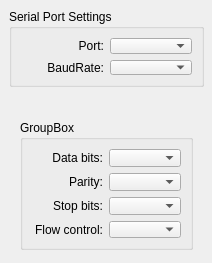
Old version of the form src/ui/serialportsettingswidget.ui in the repository liuqun/hplayer.
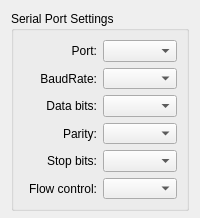
New version of the form.

Commit message: 重新展示之前被隐藏的串口详细参数(例如奇偶校验等)

```diff
--- a/src/ui/serialportsettingswidget.ui
+++ b/src/ui/serialportsettingswidget.ui
@@ -6,98 +6,64 @@
    <rect>
     <x>0</x>
     <y>0</y>
-    <width>212</width>
-    <height>263</height>
+    <width>200</width>
+    <height>218</height>
    </rect>
   </property>
   <property name="sizePolicy">
-   <sizepolicy hsizetype="Preferred" vsizetype="Minimum">
+   <sizepolicy hsizetype="Fixed" vsizetype="Preferred">
     <horstretch>0</horstretch>
     <verstretch>0</verstretch>
    </sizepolicy>
   </property>
   <property name="minimumSize">
    <size>
-    <width>212</width>
-    <height>95</height>
+    <width>200</width>
+    <height>210</height>
    </size>
   </property>
   <property name="maximumSize">
    <size>
     <width>16777215</width>
-    <height>280</height>
+    <height>800</height>
    </size>
   </property>
   <property name="windowTitle">
    <string>Form</string>
   </property>
+  <layout class="QVBoxLayout" name="verticalLayout">
+   <item>
   <widget class="QGroupBox" name="parametersBox">
-   <property name="geometry">
-    <rect>
-     <x>9</x>
-     <y>9</y>
-     <width>195</width>
-     <height>78</height>
-    </rect>
+     <property name="sizePolicy">
+      <sizepolicy hsizetype="Preferred" vsizetype="Preferred">
+       <horstretch>0</horstretch>
+       <verstretch>0</verstretch>
+      </sizepolicy>
    </property>
    <property name="minimumSize">
     <size>
-     <width>195</width>
-     <height>0</height>
+       <width>150</width>
+       <height>200</height>
     </size>
    </property>
    <property name="title">
     <string>Serial Port Settings</string>
    </property>
    <layout class="QGridLayout" name="gridLayout_2">
-    <item row="0" column="1">
-     <widget class="QComboBox" name="serialPortInfoListBox"/>
-    </item>
-    <item row="1" column="0">
-     <widget class="QLabel" name="baudRateLabel">
-      <property name="text">
-       <string>BaudRate:</string>
-      </property>
-      <property name="alignment">
-       <set>Qt::AlignRight|Qt::AlignTrailing|Qt::AlignVCenter</set>
-      </property>
-     </widget>
-    </item>
-    <item row="1" column="1">
-     <widget class="QComboBox" name="baudRateBox"/>
-    </item>
-    <item row="0" column="0">
-     <widget class="QLabel" name="Label">
-      <property name="text">
-       <string>Port:</string>
-      </property>
-      <property name="alignment">
-       <set>Qt::AlignRight|Qt::AlignTrailing|Qt::AlignVCenter</set>
-      </property>
-     </widget>
-    </item>
-   </layout>
-  </widget>
-  <widget class="QGroupBox" name="hiddenGroupBox">
-   <property name="geometry">
-    <rect>
-     <x>20</x>
-     <y>120</y>
-     <width>173</width>
-     <height>130</height>
-    </rect>
-   </property>
-   <property name="sizePolicy">
-    <sizepolicy hsizetype="Fixed" vsizetype="Fixed">
-     <horstretch>0</horstretch>
-     <verstretch>0</verstretch>
-    </sizepolicy>
-   </property>
-   <property name="title">
-    <string>GroupBox</string>
-   </property>
-   <layout class="QGridLayout" name="gridLayout">
     <item row="3" column="0">
+       <widget class="QLabel" name="parityLabel">
+        <property name="text">
+         <string>Parity:</string>
+        </property>
+        <property name="alignment">
+         <set>Qt::AlignRight|Qt::AlignTrailing|Qt::AlignVCenter</set>
+        </property>
+       </widget>
+      </item>
+      <item row="2" column="1">
+       <widget class="QComboBox" name="dataBitsBox"/>
+      </item>
+      <item row="5" column="0">
      <widget class="QLabel" name="flowControlLabel">
       <property name="text">
        <string>Flow control:</string>
@@ -107,29 +73,29 @@
       </property>
      </widget>
     </item>
-    <item row="0" column="1">
-     <widget class="QComboBox" name="dataBitsBox"/>
-    </item>
-    <item row="3" column="1">
+      <item row="5" column="1">
      <widget class="QComboBox" name="flowControlBox"/>
     </item>
-    <item row="1" column="1">
+      <item row="0" column="0">
+       <widget class="QLabel" name="Label">
+        <property name="text">
+         <string>Port:</string>
+        </property>
+        <property name="alignment">
+         <set>Qt::AlignRight|Qt::AlignTrailing|Qt::AlignVCenter</set>
+        </property>
+       </widget>
+      </item>
+      <item row="3" column="1">
      <widget class="QComboBox" name="parityBox"/>
     </item>
-    <item row="1" column="0">
-     <widget class="QLabel" name="parityLabel">
-      <property name="text">
-       <string>Parity:</string>
-      </property>
-      <property name="alignment">
-       <set>Qt::AlignRight|Qt::AlignTrailing|Qt::AlignVCenter</set>
-      </property>
-     </widget>
-    </item>
-    <item row="2" column="1">
+      <item row="0" column="1">
+       <widget class="QComboBox" name="serialPortInfoListBox"/>
+      </item>
+      <item row="4" column="1">
      <widget class="QComboBox" name="stopBitsBox"/>
     </item>
-    <item row="0" column="0">
+      <item row="2" column="0">
      <widget class="QLabel" name="dataBitsLabel">
       <property name="text">
        <string>Data bits:</string>
@@ -139,7 +105,7 @@
       </property>
      </widget>
     </item>
-    <item row="2" column="0">
+      <item row="4" column="0">
      <widget class="QLabel" name="stopBitsLabel">
       <property name="text">
        <string>Stop bits:</string>
@@ -149,8 +115,23 @@
       </property>
      </widget>
     </item>
-   </layout>
-  </widget>
+      <item row="1" column="0">
+       <widget class="QLabel" name="baudRateLabel">
+        <property name="text">
+         <string>BaudRate:</string>
+        </property>
+        <property name="alignment">
+         <set>Qt::AlignRight|Qt::AlignTrailing|Qt::AlignVCenter</set>
+        </property>
+       </widget>
+      </item>
+      <item row="1" column="1">
+       <widget class="QComboBox" name="baudRateBox"/>
+      </item>
+     </layout>
+    </widget>
+   </item>
+  </layout>
  </widget>
  <resources/>
  <connections/>
```
Lines whose indentation alone changed are shown as unchanged. The commit also changes 1 other file.
